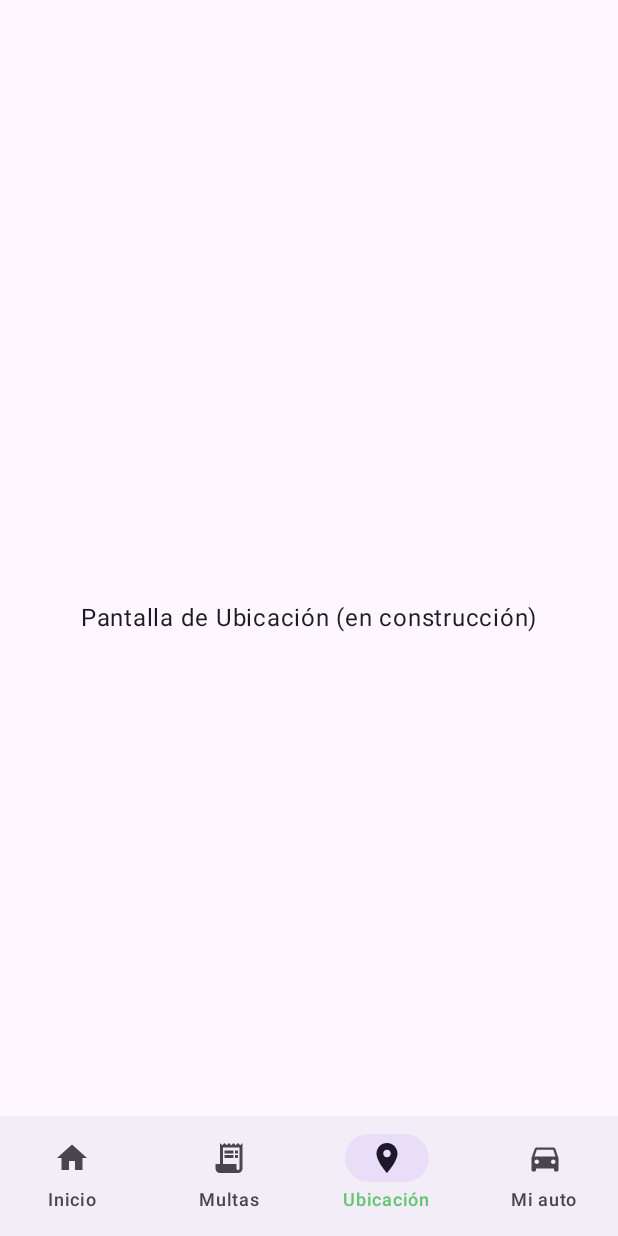
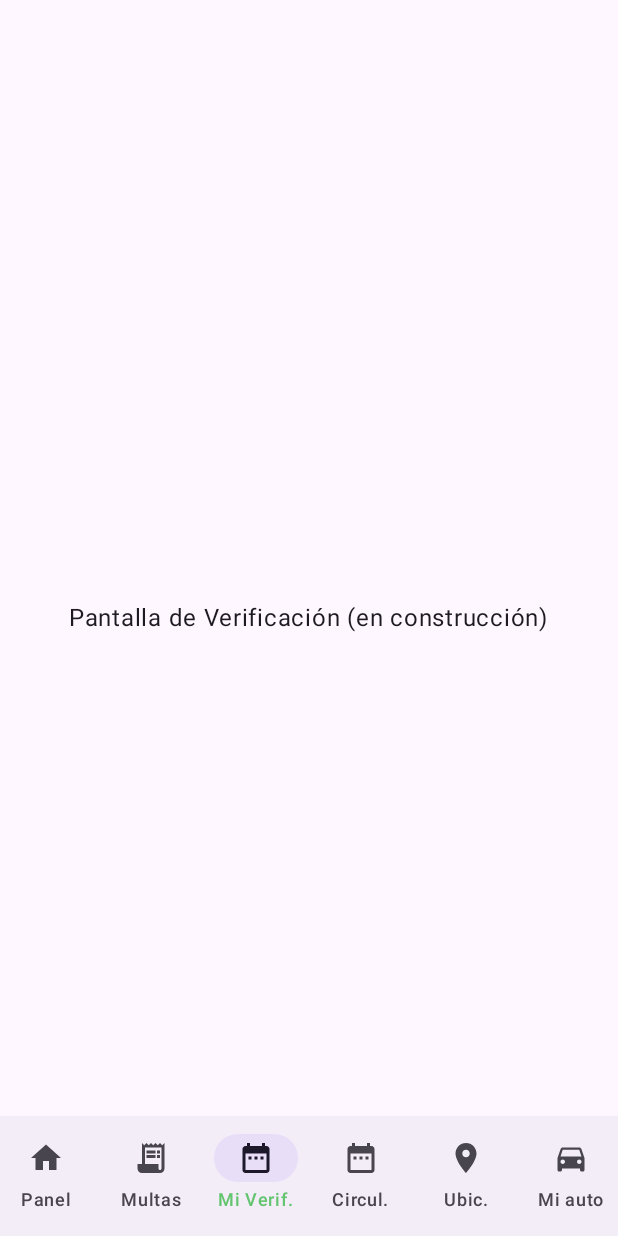
Before and after one commit to JimenaAce/AppMovilSIIVMEX, an Android app built with Jetpack Compose: the screen it shows after launch (MainActivity), item 3 of the bottom bar chosen, on a phone screen of 412 x 824 dp. Run offline under Robolectric (Android 15) with nearby library versions, the phone set to English and light mode, and no system bars.

Commit message:
Navegación y algunas pantallas

```diff
--- a/app/src/main/java/com/example/appmovilsiivmex/MainActivity.kt
+++ b/app/src/main/java/com/example/appmovilsiivmex/MainActivity.kt
@@ -46,6 +46,7 @@ fun Greeting(name: String, modifier: Modifier = Modifier) {
     )
 }
 
+// Función para vista previa de una pantalla
 @Preview(showBackground = true)
 @Composable
 fun GreetingPreview() {
--- a/app/src/main/java/com/example/appmovilsiivmex/navigation/BarraNavegacionInferior.kt
+++ b/app/src/main/java/com/example/appmovilsiivmex/navigation/BarraNavegacionInferior.kt
@@ -1,6 +1,7 @@
 package com.example.appmovilsiivmex.navigation
 
 import androidx.compose.material.icons.Icons
+import androidx.compose.material.icons.filled.DateRange
 import androidx.compose.material.icons.filled.DirectionsCar
 import androidx.compose.material.icons.filled.Home
 import androidx.compose.material.icons.filled.Place
@@ -23,9 +24,11 @@ data class OpcionNavegacion(
 @Composable
 fun BarraNavegacionInferior(navController: NavController) {
     val opciones = listOf(
-        OpcionNavegacion("inicio", Icons.Default.Home, "Inicio"),
+        OpcionNavegacion("panel", Icons.Default.Home, "Panel"),
         OpcionNavegacion("multas", Icons.Default.ReceiptLong, "Multas"),
-        OpcionNavegacion("ubicacion", Icons.Default.Place, "Ubicación"),
+        OpcionNavegacion("mi_verificacion", Icons.Filled.DateRange, "Mi Verif."),
+        OpcionNavegacion("hoy_no_circula", Icons.Filled.DateRange, "Circul."),
+        OpcionNavegacion("ubicacion", Icons.Default.Place, "Ubic."),
         OpcionNavegacion("mi_auto", Icons.Default.DirectionsCar, "Mi auto")
     )
 
--- /dev/null
+++ b/app/src/main/java/com/example/appmovilsiivmex/navigation/MenuHamburguesa.kt
@@ -0,0 +1,99 @@
+package com.example.appmovilsiivmex.navigation
+
+import androidx.compose.foundation.layout.*
+import androidx.compose.material.icons.Icons
+import androidx.compose.material.icons.filled.*
+import androidx.compose.material3.*
+import androidx.compose.runtime.Composable
+import androidx.compose.ui.Alignment
+import androidx.compose.ui.Modifier
+import androidx.compose.ui.graphics.Color
+import androidx.compose.ui.text.font.FontWeight
+import androidx.compose.ui.unit.dp
+import com.example.appmovilsiivmex.ui.theme.ColorAzulOscuro
+import com.example.appmovilsiivmex.ui.theme.ColorFondoTarjeta
+
+/**
+ * Representa cada opción del menú lateral (drawer).
+ */
+data class OpcionDrawer(
+    val icono: @Composable () -> Unit,
+    val texto: String,
+    val ruta: String
+)
+
+@Composable
+fun MenuHamburguesa(
+    onOpcionSeleccionada: (String) -> Unit,
+    onCerrarSesion: () -> Unit
+) {
+    val opciones = listOf(
+        OpcionDrawer(
+            icono = { Icon(Icons.Default.DirectionsCar, contentDescription = "Mis vehículos", tint = ColorAzulOscuro) },
+            texto = "Mis vehículos",
+            ruta = "mis_vehiculos"
+        ),
+        OpcionDrawer(
+            icono = { Icon(Icons.Default.CalendarMonth, contentDescription = "Calendario Verificación", tint = ColorAzulOscuro) },
+            texto = "Verificación",
+            ruta = "cal_verificacion"
+        ),
+        OpcionDrawer(
+            icono = { Icon(Icons.Default.Block, contentDescription = "Calendario Hoy no circula", tint = ColorAzulOscuro) },
+            texto = "Hoy no circula",
+            ruta = "cal_hoy_no_circula"
+        )
+    )
+
+    ModalDrawerSheet(
+        drawerContainerColor = ColorFondoTarjeta
+    ) {
+        // Encabezado con el nombre del usuario
+        Column(
+            modifier = Modifier
+                .fillMaxWidth()
+                .padding(24.dp)
+        ) {
+            Text(
+                text = "Nombre de usuario",
+                fontWeight = FontWeight.Bold,
+                color = ColorAzulOscuro,
+                style = MaterialTheme.typography.titleLarge
+            )
+        }
+
+        // Opciones del menú
+        opciones.forEach { opcion ->
+            NavigationDrawerItem(
+                label = {
+                    Row(verticalAlignment = Alignment.CenterVertically) {
+                        opcion.icono()
+                        Spacer(modifier = Modifier.width(12.dp))
+                        Text(opcion.texto)
+                    }
+                },
+                selected = false,
+                onClick = { onOpcionSeleccionada(opcion.ruta) },
+                modifier = Modifier.padding(NavigationDrawerItemDefaults.ItemPadding)
+            )
+        }
+
+        Spacer(modifier = Modifier.weight(1f))
+
+        // Cerrar sesión
+        NavigationDrawerItem(
+            label = {
+                Row(verticalAlignment = Alignment.CenterVertically) {
+                    Icon(Icons.Default.Logout, contentDescription = "Cerrar sesión", tint = ColorAzulOscuro)
+                    Spacer(modifier = Modifier.width(12.dp))
+                    Text("Cerrar sesión")
+                }
+            },
+            selected = false,
+            onClick = { onCerrarSesion() },
+            modifier = Modifier
+                .padding(NavigationDrawerItemDefaults.ItemPadding)
+                .padding(bottom = 16.dp)
+        )
+    }
+}
--- a/app/src/main/java/com/example/appmovilsiivmex/navigation/NavegacionAuto.kt
+++ b/app/src/main/java/com/example/appmovilsiivmex/navigation/NavegacionAuto.kt
@@ -5,7 +5,11 @@ import androidx.compose.runtime.Composable
 import androidx.navigation.NavHostController
 import androidx.navigation.compose.NavHost
 import androidx.navigation.compose.composable
+import com.example.appmovilsiivmex.ui.screens.CalendarioHoyNoCirculaScreen
+import com.example.appmovilsiivmex.ui.screens.CalendarioVerificacionScreen
 import com.example.appmovilsiivmex.ui.screens.HoyNoCirculaScreen
+import com.example.appmovilsiivmex.ui.screens.MisVehiculosScreen
+import com.example.appmovilsiivmex.ui.screens.PanelScreen
 import com.example.appmovilsiivmex.ui.screens.PantallaPlaceholder
 
     @Composable
@@ -15,12 +19,26 @@ import com.example.appmovilsiivmex.ui.screens.PantallaPlaceholder
     ) {
         NavHost(
             navController = controladorNavegacion,
-            startDestination = "hoy_no_circula"
+            startDestination = "mis_vehiculos"
         ) {
+            // Menú de Hamburguesa
+            composable("mis_vehiculos") { MisVehiculosScreen(controladorNavegacion) }
+            composable("cal_verificacion") { CalendarioVerificacionScreen(controladorNavegacion) }
+            composable("cal_hoy_no_circula") { CalendarioHoyNoCirculaScreen(controladorNavegacion) }
+
+            // Barra de Navegación Inferior
+            composable("panel") { PanelScreen(controladorNavegacion) }
+            composable("multas") { PantallaPlaceholder("Multas") }
+            composable("mi_verificacion") { PantallaPlaceholder("Verificación") }
             composable("hoy_no_circula") { HoyNoCirculaScreen() }
-            composable("inicio") { PantallaPlaceholder("Inicio") }
-            composable("multas") { PantallaPlaceholder("Multas") }
             composable("ubicacion") { PantallaPlaceholder("Ubicación") }
             composable("mi_auto") { PantallaPlaceholder("Mi auto") }
+
+            // Opciones extras
+            composable("agregar_vehiculo") { PantallaPlaceholder("Agregar vehículo") }
+            composable("editar_vehiculo") { PantallaPlaceholder("Editar vehículo") }
+
+            // De Prueba
+
         }
     }
--- /dev/null
+++ b/app/src/main/java/com/example/appmovilsiivmex/ui/screens/MisVehiculosScreen.kt
@@ -0,0 +1,61 @@
+package com.example.appmovilsiivmex.ui.screens
+
+import androidx.compose.foundation.layout.*
+import androidx.compose.material.icons.Icons
+import androidx.compose.material.icons.filled.Menu
+import androidx.compose.material3.*
+import androidx.compose.runtime.*
+import androidx.compose.ui.Alignment
+import androidx.compose.ui.Modifier
+import androidx.compose.ui.tooling.preview.Preview
+import androidx.navigation.NavController
+import androidx.navigation.compose.rememberNavController
+import com.example.appmovilsiivmex.navigation.MenuHamburguesa
+import com.example.appmovilsiivmex.ui.theme.AppMovilSIIVMEXTheme
+import kotlinx.coroutines.launch
+
+/**
+ * Pantalla principal que contiene el menú lateral (drawer) y la navegación.
+ */
+@OptIn(ExperimentalMaterial3Api::class)
+@Composable
+fun MisVehiculosScreen(navController: NavController) {
+    val estadoDrawer = rememberDrawerState(initialValue = DrawerValue.Closed)
+    val scope = rememberCoroutineScope()
+
+    ModalNavigationDrawer(
+        drawerState = estadoDrawer,
+        drawerContent = {
+            MenuHamburguesa(
+                onOpcionSeleccionada = { ruta ->
+                    navController.navigate(ruta)
+                },
+                onCerrarSesion = { /* Acción de cerrar sesión */ }
+            )
+        }
+    ) {
+        Scaffold(
+            topBar = {
+                SmallTopAppBar(
+                    title = { Text("Bienvenido") },
+                    navigationIcon = {
+                        IconButton(onClick = {
+                            scope.launch { estadoDrawer.open() }
+                        }) {
+                            Icon(Icons.Default.Menu, contentDescription = "Abrir menú")
+                        }
+                    }
+                )
+            }
+        ) { padding ->
+            Box(
+                modifier = Modifier
+                    .fillMaxSize()
+                    .padding(padding),
+                contentAlignment = Alignment.Center
+            ) {
+                Text("Pantalla principal (contenido temporal)")
+            }
+        }
+    }
+}
```
Also changed, not shown: app/src/main/java/com/example/appmovilsiivmex/ui/screens/CalendarioHoyNoCirculaScreen.kt (added, +66 -0 lines), app/src/main/java/com/example/appmovilsiivmex/ui/screens/CalendarioVerificacionScreen.kt (added, +66 -0 lines), app/src/main/java/com/example/appmovilsiivmex/ui/screens/PanelScreen.kt (added, +66 -0 lines).
